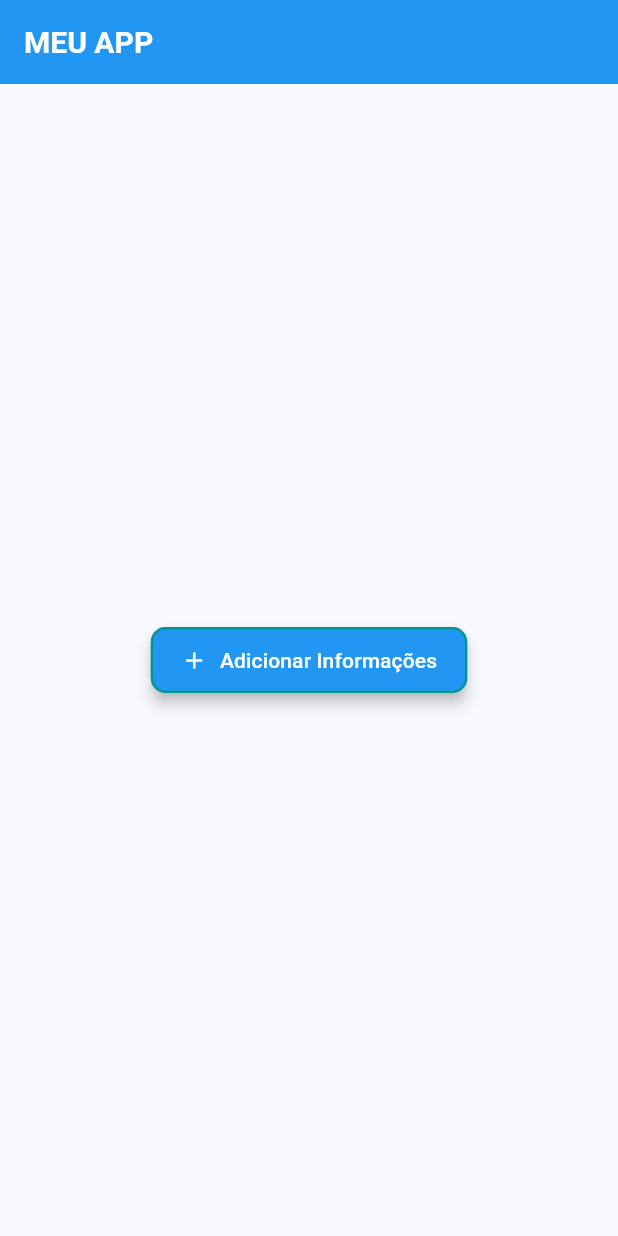
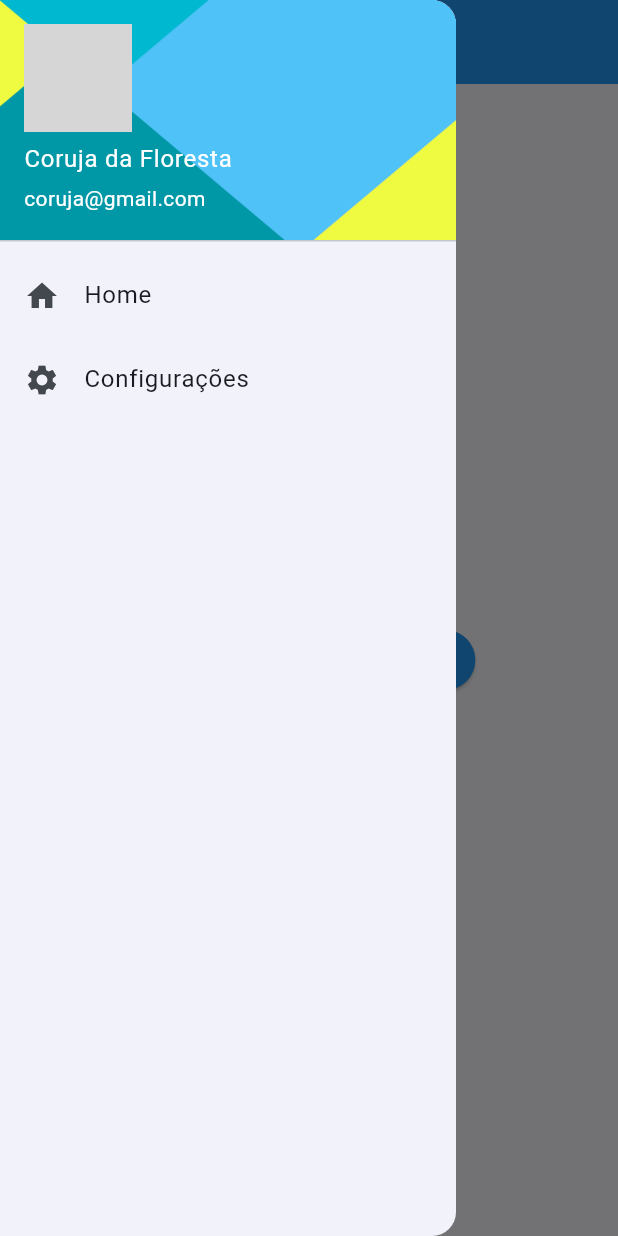
Before and after one commit to PriscilaSantos29/myapp, a Flutter app: the screen it shows after launch, with the side drawer open (before the commit the screen has no drawer), on a phone screen of 412 x 824 dp. Run offline on Flutter 3.47's test engine with Material 3 defaults, Android fonts, the phone set to English and light mode, and no system bars; our stand-ins replace google_fonts; network calls fail; Roboto replaces fonts that are missing (Montserrat); project files that could hold a hidden picture were left out; grey boxes are pictures that could not be loaded.

Commit message:
aula0408

```diff
--- a/lib/app.dart
+++ b/lib/app.dart
@@ -1,8 +1,5 @@
 import 'package:flutter/material.dart';
-// import 'presentation/pages/stack/home_page3.dart';
-//import 'presentation/pages/text/horaDePraticar1/Atividade1.dart';
- import 'presentation/pages/text/horaDePraticar2/home_page3.dart';
-//import 'presentation/pages/botoes/elevatedbutton/home_page2.dart';
+import 'presentation/pages/url/home_page1.dart';
 
 class MyApp extends StatelessWidget {
   const MyApp({super.key});
--- /dev/null
+++ b/lib/presentation/pages/imagens/home_page1.dart
@@ -0,0 +1,26 @@
+//exemplo de uso de imagem pegando da internet
+import 'package:flutter/material.dart';
+import 'package:myapp/core/theme/colors.dart';
+import 'package:myapp/core/theme/text_styles.dart';
+
+class HomePage extends StatelessWidget {
+  const HomePage({super.key});
+
+  @override
+  Widget build(BuildContext context) {
+    return Scaffold(
+      appBar: AppBar(
+        backgroundColor: AppColors.backgroundColorAppBar,
+        title: Text("Meu App", style: TextStyles.appBarTitle),
+      ),
+      body: Center(
+        child: Image.network(
+          'https://flutter.github.io/assets-for-api-docs/assets/widgets/owl.jpg',
+          //width: 300,
+          // height: 300,
+          fit: BoxFit.cover,
+        ),
+      ),
+    );
+  }
+}
--- /dev/null
+++ b/lib/presentation/pages/url/home_page1.dart
@@ -0,0 +1,85 @@
+import 'package:flutter/material.dart';
+import 'package:myapp/core/theme/colors.dart';
+import 'package:myapp/core/theme/text_styles.dart';
+
+class HomePage extends StatelessWidget {
+  const   HomePage({super.key});
+
+  @override
+  Widget build(BuildContext context) {
+    return Scaffold(
+    appBar: AppBar(
+        backgroundColor:  AppColors.backgroundColorAppBar,
+        title: Text("Meu App",
+        style: TextStyles.appBarTitle,
+        ),
+        iconTheme: IconThemeData(
+          color: Colors.white,
+        ),
+    ),
+    drawer: Drawer(
+      child: ListView(
+      padding:  EdgeInsets.zero,
+      children: [
+        UserAccountsDrawerHeader(
+          decoration: BoxDecoration(
+            image: DecorationImage(
+            image: AssetImage('assets/img/fundo.jpg'),
+            fit: BoxFit.fill,
+            ),
+          ),
+          accountName: Text(
+            'Coruja da Floresta',
+            style: TextStyle(color: Colors.white),
+          ),
+          accountEmail: Text(
+            'coruja@gmail.com',
+            style: TextStyle(color: Colors.white),
+          ),
+          currentAccountPicture: CircleAvatar(
+            backgroundImage: NetworkImage(
+              'https://flutter.github.io/assets-for-api-docs/assets/widgets/owl-2.jpg'
+            ),
+          ),
+        ),
+        ListTile(
+          leading: Icon(Icons.home),
+          title: Text('Home'),
+          onTap: () {
+            Navigator.pop(context);
+          },
+        ),
+        ListTile(
+          leading: Icon(Icons.settings),
+          title: Text('Configurações'),
+          onTap: () {
+            Navigator.pop(context);
+          },
+        )
+       ],
+    )
+    ),
+
+    body: Container(
+      padding: EdgeInsets.all(30),
+      alignment: Alignment.center,
+      child: ElevatedButton(
+        style: ElevatedButton.styleFrom(
+          backgroundColor: Colors.blue,
+        ),
+         child: Text(
+          'Acessar Flutter.dev',
+          style: TextStyle(
+            color: Colors.white,
+            fontSize: 20,
+          ),
+         ),
+
+         onPressed: () {}
+         ),
+
+    )
+
+    );
+  }
+}
```
Also changed, not shown: lib/core/utils/url_utils.dart (added, +12 -0 lines), lib/presentation/pages/imagens/home_page2.dart (added, +28 -0 lines), lib/presentation/pages/imagens/home_page3.dart (added, +75 -0 lines), pubspec.yaml (+7 -0 lines), assets/img/fundo.jpg (added), assets/img/girafa.jpg (added), assets/img/hipopotamo.jpg (added), assets/img/leao.jpg (added), assets/img/rubi.png (added), pubspec.lock, 1 other file.
